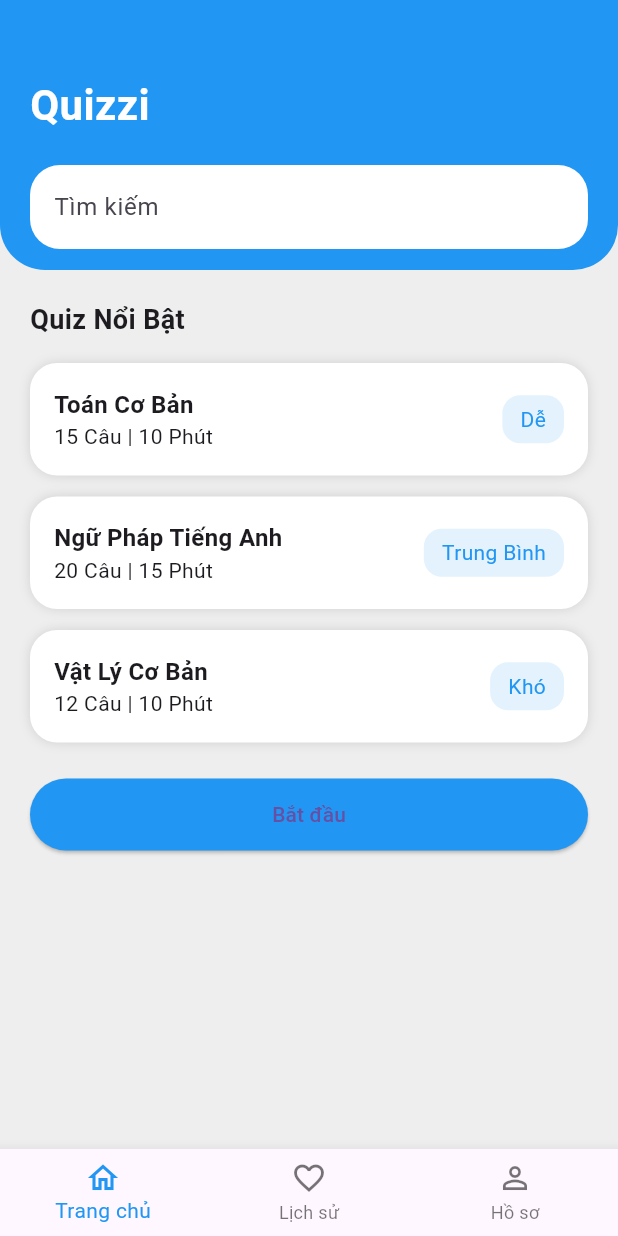
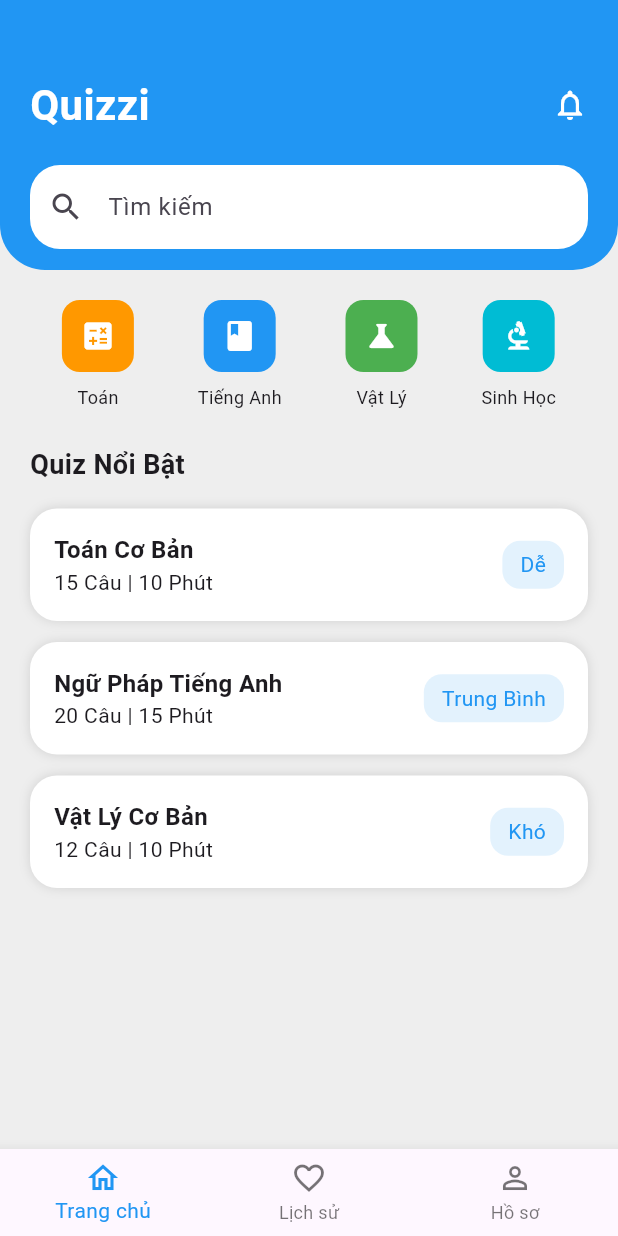
Before and after one commit to hungkinang/2026_3_LTTBDD_N02_Nhom_9, a Flutter app: the MainView screen opened directly, on a phone screen of 412 x 824 dp. Run offline on Flutter 3.47's test engine with Material 3 defaults, Android fonts, the phone set to English and light mode, and no system bars.

Commit message:
add exam

```diff
--- /dev/null
+++ b/lib/data/quiz_data.dart
@@ -0,0 +1,63 @@
+import '../models/quiz_model.dart';
+import '../models/question_model.dart';
+
+class QuizData {
+  static List<Quiz> quizzes = [
+    Quiz(
+      title: "Toán Cơ Bản",
+      info: "15 Câu | 10 Phút",
+      level: "Dễ",
+      questions: [
+        Question(
+          questionText: "Đâu là kết quả của 8 x 7?",
+          options: ["54", "56", "64", "72"],
+          correctAnswerIndex: 1,
+        ),
+        Question(
+          questionText: "Kết quả của 125 + 75 là bao nhiêu?",
+          options: ["190", "200", "210", "225"],
+          correctAnswerIndex: 1,
+        ),
+        Question(
+          questionText: "9 - 7 bằng bao nhiêu?",
+          options: ["1", "2", "3", "4"],
+          correctAnswerIndex: 1,
+        ),
+      ],
+    ),
+    Quiz(
+      title: "Ngữ Pháp Tiếng Anh",
+      info: "20 Câu | 15 Phút",
+      level: "Trung Bình",
+      questions: [
+        Question(
+          questionText: "Which one is a verb?",
+          options: ["Beautiful", "Run", "Happiness", "Quickly"],
+          correctAnswerIndex: 1,
+        ),
+        Question(
+          questionText: "She ___ to school every day.",
+          options: ["go", "goes", "going", "gone"],
+          correctAnswerIndex: 1,
+        ),
+      ],
+    ),
+    Quiz(
+      title: "Vật Lý Cơ Bản",
+      info: "12 Câu | 10 Phút",
+      level: "Khó",
+      questions: [
+        Question(
+          questionText: "Đơn vị của lực là gì?",
+          options: ["Watt", "Joule", "Newton", "Pascal"],
+          correctAnswerIndex: 2,
+        ),
+        Question(
+          questionText: "Vận tốc ánh sáng xấp xỉ bao nhiêu?",
+          options: ["300,000 km/s", "30,000 km/s", "3,000 km/s", "300 km/s"],
+          correctAnswerIndex: 0,
+        ),
+      ],
+    ),
+  ];
+}
--- /dev/null
+++ b/lib/models/question_model.dart
@@ -0,0 +1,11 @@
+class Question {
+  final String questionText;
+  final List<String> options;
+  final int correctAnswerIndex;
+
+  Question({
+    required this.questionText,
+    required this.options,
+    required this.correctAnswerIndex,
+  });
+}
--- /dev/null
+++ b/lib/models/quiz_model.dart
@@ -0,0 +1,15 @@
+import 'question_model.dart';
+
+class Quiz {
+  final String title;
+  final String info;
+  final String level;
+  final List<Question> questions;
+
+  Quiz({
+    required this.title,
+    required this.info,
+    required this.level,
+    required this.questions,
+  });
+}
--- a/lib/views/home_view.dart
+++ b/lib/views/home_view.dart
@@ -1,10 +1,22 @@
 import 'package:flutter/material.dart';
+import '../models/quiz_model.dart';
+import '../data/quiz_data.dart';
+import 'quiz_view.dart';
 
 class HomeView extends StatelessWidget {
   const HomeView({super.key});
 
-  Widget quizItem(String title, String info, String level) {
-    return Container(
+  Widget quizItem(BuildContext context, Quiz quiz) {
+    return InkWell(
+      onTap: () {
+        Navigator.push(
+          context,
+          MaterialPageRoute(
+            builder: (context) => QuizView(quiz: quiz),
+          ),
+        );
+      },
+      child: Container(
         margin: const EdgeInsets.only(bottom: 14),
         padding: const EdgeInsets.all(16),
         decoration: BoxDecoration(
@@ -21,13 +33,13 @@ class HomeView extends StatelessWidget {
               crossAxisAlignment: CrossAxisAlignment.start,
               children: [
                 Text(
-                title,
+                  quiz.title,
                   style: const TextStyle(
                     fontSize: 16,
                     fontWeight: FontWeight.bold,
                   ),
                 ),
-              Text(info),
+                Text(quiz.info),
               ],
             ),
             Container(
@@ -40,11 +52,12 @@ class HomeView extends StatelessWidget {
                 borderRadius: BorderRadius.circular(12),
               ),
               child: Text(
-              level,
+                quiz.level,
                 style: const TextStyle(color: Colors.blue),
               ),
             ),
           ],
+        ),
       ),
     );
   }
@@ -70,6 +83,9 @@ class HomeView extends StatelessWidget {
             ),
             child: Column(
               crossAxisAlignment: CrossAxisAlignment.start,
+              children: [
+                Row(
+                  mainAxisAlignment: MainAxisAlignment.spaceBetween,
                   children: const [
                     Text(
                       "Quizzi",
@@ -79,10 +95,14 @@ class HomeView extends StatelessWidget {
                         fontWeight: FontWeight.bold,
                       ),
                     ),
-                SizedBox(height: 20),
-                TextField(
+                    Icon(Icons.notifications_outlined, color: Colors.white),
+                  ],
+                ),
+                const SizedBox(height: 20),
+                const TextField(
                   decoration: InputDecoration(
                     hintText: "Tìm kiếm",
+                    prefixIcon: Icon(Icons.search),
                     filled: true,
                     fillColor: Colors.white,
                     border: OutlineInputBorder(
@@ -100,6 +120,16 @@ class HomeView extends StatelessWidget {
             child: ListView(
               padding: const EdgeInsets.all(20),
               children: [
+                Row(
+                  mainAxisAlignment: MainAxisAlignment.spaceAround,
+                  children: [
+                    _categoryIcon(Icons.calculate, "Toán", Colors.orange),
+                    _categoryIcon(Icons.book, "Tiếng Anh", Colors.blue),
+                    _categoryIcon(Icons.science, "Vật Lý", Colors.green),
+                    _categoryIcon(Icons.biotech, "Sinh Học", Colors.cyan),
+                  ],
+                ),
+                const SizedBox(height: 24),
                 const Text(
                   "Quiz Nổi Bật",
                   style: TextStyle(
@@ -108,30 +138,7 @@ class HomeView extends StatelessWidget {
                   ),
                 ),
                 const SizedBox(height: 16),
-                quizItem(
-                  "Toán Cơ Bản",
-                  "15 Câu | 10 Phút",
-                  "Dễ",
-                ),
-                quizItem(
-                  "Ngữ Pháp Tiếng Anh",
-                  "20 Câu | 15 Phút",
-                  "Trung Bình",
-                ),
-                quizItem(
-                  "Vật Lý Cơ Bản",
-                  "12 Câu | 10 Phút",
-                  "Khó",
-                ),
-                const SizedBox(height: 10),
-                ElevatedButton(
-                  style: ElevatedButton.styleFrom(
-                    padding: const EdgeInsets.all(14),
-                    backgroundColor: Colors.blue,
-                  ),
-                  onPressed: () {},
-                  child: const Text("Bắt đầu"),
-                ),
+                ...QuizData.quizzes.map((quiz) => quizItem(context, quiz)).toList(),
               ],
             ),
           ),
@@ -139,4 +146,21 @@ class HomeView extends StatelessWidget {
       ),
     );
   }
+
+  Widget _categoryIcon(IconData icon, String label, Color color) {
+    return Column(
+      children: [
+        Container(
+          padding: const EdgeInsets.all(12),
+          decoration: BoxDecoration(
+            color: color,
+            borderRadius: BorderRadius.circular(12),
+          ),
+          child: Icon(icon, color: Colors.white),
+        ),
+        const SizedBox(height: 8),
+        Text(label, style: const TextStyle(fontSize: 12)),
+      ],
+    );
   }
+}
--- a/lib/views/main_view.dart
+++ b/lib/views/main_view.dart
@@ -13,7 +13,7 @@ class MainView extends StatefulWidget {
 class _MainViewState extends State<MainView> {
   int index = 0;
 
-  final pages = const [HomeView(), HistoryView(), ProfileView()];
+  final pages = [const HomeView(), const HistoryView(), const ProfileView()];
 
   @override
   Widget build(BuildContext context) {
```
Also changed, not shown: lib/views/history_detail_view.dart (added, +154 -0 lines), lib/views/quiz_view.dart (added, +261 -0 lines), lib/views/result_view.dart (added, +142 -0 lines). Lines whose indentation alone changed are shown as unchanged.
